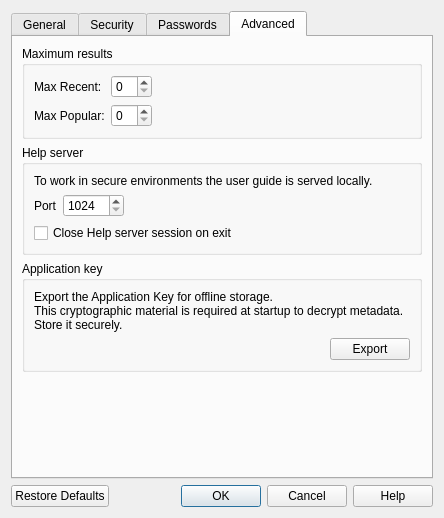
This is ui/preferencesdialog.ui in sysal1280/passwords as Qt 5 draws it before an edit. The edited form follows.
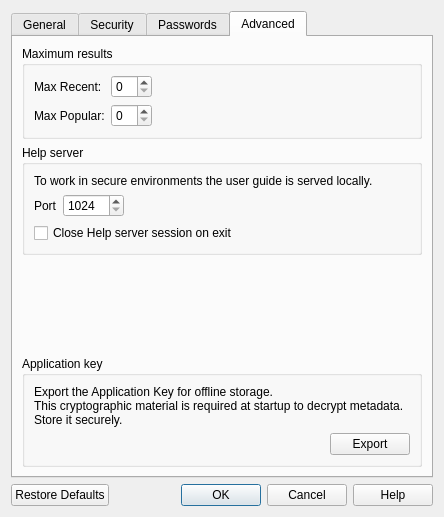
This is the edited form. The open tabs and pages were chosen to show the change.

Commit message:
Replaced vspacer with QWidget on Preferences
Advanced Tab.

```diff
--- a/ui/preferencesdialog.ui
+++ b/ui/preferencesdialog.ui
@@ -7,7 +7,7 @@
     <x>0</x>
     <y>0</y>
     <width>444</width>
-    <height>518</height>
+    <height>517</height>
    </rect>
   </property>
   <property name="windowTitle">
@@ -422,18 +422,55 @@
        <string>Advanced</string>
       </attribute>
       <layout class="QGridLayout" name="gridLayout_12">
+       <item row="4" column="0">
+        <widget class="QGroupBox" name="groupBox_10">
+         <property name="title">
+          <string>Application key</string>
+         </property>
+         <layout class="QGridLayout" name="gridLayout_14">
+          <item row="0" column="0" colspan="2">
+           <widget class="QLabel" name="label_2">
+            <property name="text">
+             <string>Export the Application Key for offline storage.
+This cryptographic material is required at startup to decrypt metadata. Store it securely.</string>
+            </property>
+            <property name="wordWrap">
+             <bool>true</bool>
+            </property>
+           </widget>
+          </item>
+          <item row="1" column="1">
+           <widget class="QPushButton" name="pushButtonExportKey">
+            <property name="text">
+             <string>Export</string>
+            </property>
+           </widget>
+          </item>
+          <item row="1" column="0">
+           <spacer name="horizontalSpacer_3">
+            <property name="orientation">
+             <enum>Qt::Orientation::Horizontal</enum>
+            </property>
+            <property name="sizeHint" stdset="0">
+             <size>
+              <width>40</width>
+              <height>20</height>
+             </size>
+            </property>
+           </spacer>
+          </item>
+         </layout>
+        </widget>
+       </item>
        <item row="3" column="0">
-        <spacer name="verticalSpacer_4">
-         <property name="orientation">
-          <enum>Qt::Orientation::Vertical</enum>
+        <widget class="QWidget" name="widget" native="true">
+         <property name="sizePolicy">
+          <sizepolicy hsizetype="Preferred" vsizetype="Expanding">
+           <horstretch>0</horstretch>
+           <verstretch>0</verstretch>
+          </sizepolicy>
          </property>
-         <property name="sizeHint" stdset="0">
-          <size>
-           <width>20</width>
-           <height>40</height>
-          </size>
-         </property>
-        </spacer>
+        </widget>
        </item>
        <item row="0" column="0">
         <layout class="QVBoxLayout" name="verticalLayout_4">
@@ -543,46 +580,6 @@
            </layout>
           </widget>
          </item>
-         <item>
-          <widget class="QGroupBox" name="groupBox_10">
-           <property name="title">
-            <string>Application key</string>
-           </property>
-           <layout class="QGridLayout" name="gridLayout_14">
-            <item row="0" column="0" colspan="2">
-             <widget class="QLabel" name="label_2">
-              <property name="text">
-               <string>Export the Application Key for offline storage.
-This cryptographic material is required at startup to decrypt metadata. Store it securely.</string>
-              </property>
-              <property name="wordWrap">
-               <bool>true</bool>
-              </property>
-             </widget>
-            </item>
-            <item row="1" column="1">
-             <widget class="QPushButton" name="pushButtonExportKey">
-              <property name="text">
-               <string>Export</string>
-              </property>
-             </widget>
-            </item>
-            <item row="1" column="0">
-             <spacer name="horizontalSpacer_3">
-              <property name="orientation">
-               <enum>Qt::Orientation::Horizontal</enum>
-              </property>
-              <property name="sizeHint" stdset="0">
-               <size>
-                <width>40</width>
-                <height>20</height>
-               </size>
-              </property>
-             </spacer>
-            </item>
-           </layout>
-          </widget>
-         </item>
         </layout>
        </item>
       </layout>
```
Left out of the diff: 2 changed lines with no effect on the pictures.
